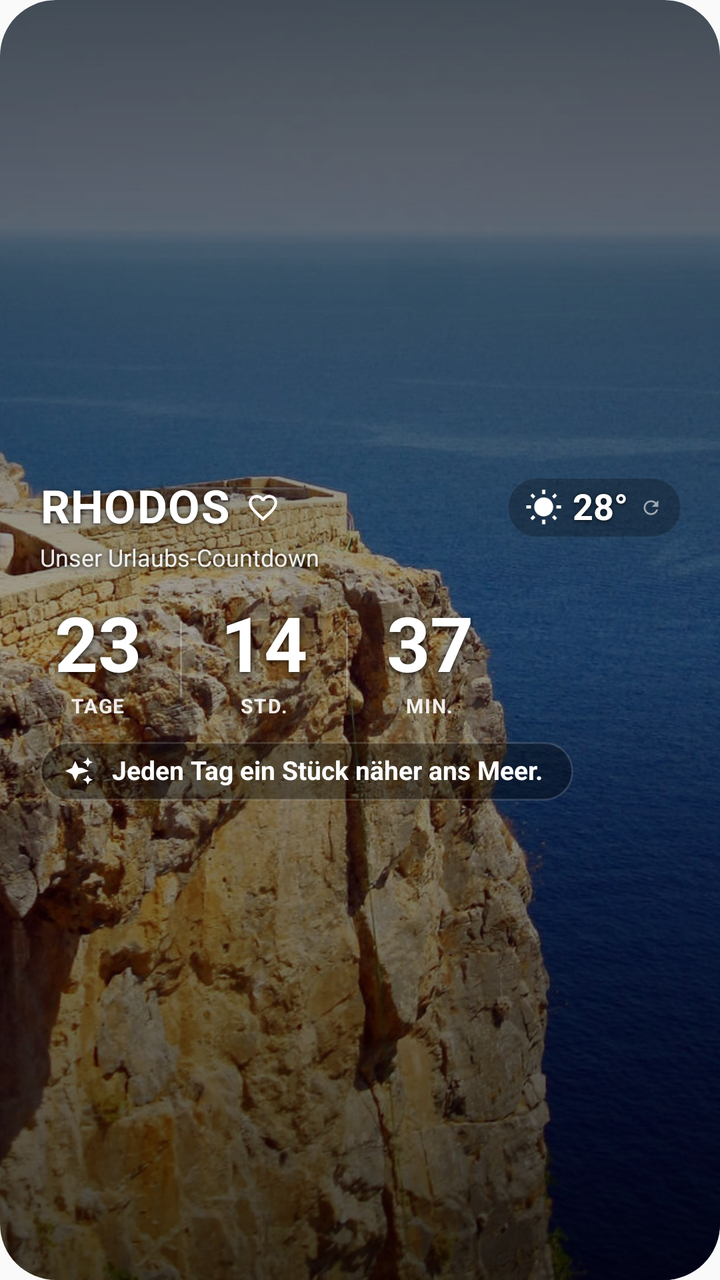
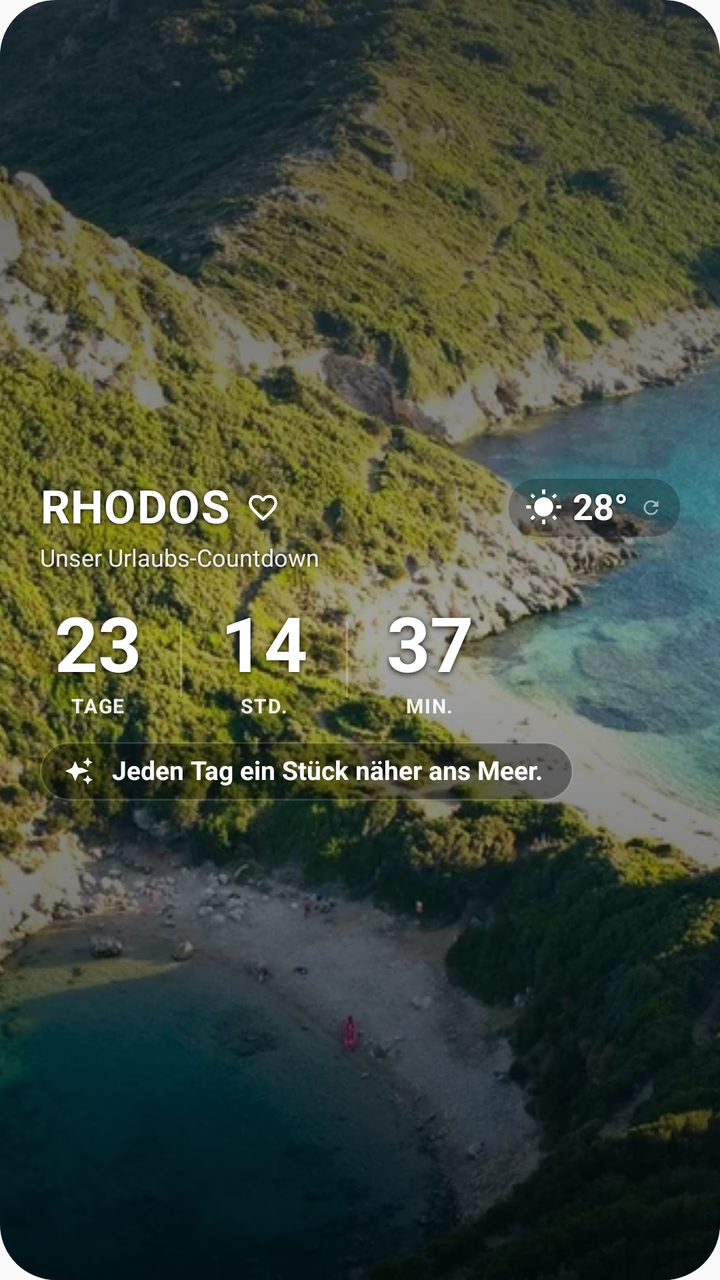

Compare the two renders of this Android layout. The source of the first and the diff that turns it into the second are given below.
<!-- AndroidManifest.xml: application theme Theme.RhodosWidget -->
<!-- res/layout/rhodos_countdown_widget_large.xml -->
<?xml version="1.0" encoding="utf-8"?>
<FrameLayout xmlns:android="http://schemas.android.com/apk/res/android"
    android:id="@+id/widget_root"
    android:layout_width="match_parent"
    android:layout_height="match_parent"
    android:background="@drawable/widget_rhodos_background"
    android:clipToOutline="true">

    <ImageView
        android:id="@+id/widget_background_image"
        android:layout_width="match_parent"
        android:layout_height="match_parent"
        android:contentDescription="@string/widget_background_description"
        android:scaleType="centerCrop"
        android:src="@drawable/rhodos_lindos" />

    <LinearLayout
        android:layout_width="match_parent"
        android:layout_height="match_parent"
        android:background="@drawable/widget_readability_overlay_4x2"
        android:gravity="center_vertical"
        android:orientation="vertical"
        android:paddingLeft="20dp"
        android:paddingTop="14dp"
        android:paddingRight="20dp"
        android:paddingBottom="14dp">

        
        <LinearLayout
            android:layout_width="match_parent"
            android:layout_height="wrap_content"
            android:gravity="center_vertical"
            android:orientation="horizontal">

            <TextView
                android:id="@+id/widget_large_title"
                android:layout_width="wrap_content"
                android:layout_height="wrap_content"
                android:includeFontPadding="false"
                android:letterSpacing="0.02"
                android:shadowColor="#CC000000"
                android:shadowDx="0"
                android:shadowDy="1"
                android:shadowRadius="6"
                android:text="@string/widget_large_title"
                android:textColor="@android:color/white"
                android:textSize="23sp"
                android:textStyle="bold" />

            <ImageView
                android:id="@+id/widget_heart"
                android:layout_width="17dp"
                android:layout_height="17dp"
                android:layout_marginLeft="8dp"
                android:contentDescription="@string/widget_favorite_description"
                android:src="@drawable/ic_heart_outline" />

            <TextView
                android:layout_width="0dp"
                android:layout_height="wrap_content"
                android:layout_weight="1"
                android:text="" />

            <LinearLayout
                android:id="@+id/widget_weather_pill"
                android:layout_width="wrap_content"
                android:layout_height="wrap_content"
                android:background="@drawable/widget_weather_pill_background"
                android:gravity="center_vertical"
                android:orientation="horizontal"
                android:paddingLeft="8dp"
                android:paddingTop="4dp"
                android:paddingRight="9dp"
                android:paddingBottom="4dp">

                <ImageView
                    android:id="@+id/widget_weather_icon"
                    android:layout_width="19dp"
                    android:layout_height="19dp"
                    android:layout_marginRight="5dp"
                    android:contentDescription="@string/widget_weather_description"
                    android:src="@drawable/ic_sun" />

                <TextView
                    android:id="@+id/widget_weather_temp"
                    android:layout_width="wrap_content"
                    android:layout_height="wrap_content"
                    android:includeFontPadding="false"
                    android:shadowColor="#CC000000"
                    android:shadowDx="0"
                    android:shadowDy="1"
                    android:shadowRadius="5"
                    android:text="@string/widget_weather_temp"
                    android:textColor="@android:color/white"
                    android:textSize="18sp"
                    android:textStyle="bold" />

                <ImageView
                    android:id="@+id/widget_refresh_icon"
                    android:layout_width="11dp"
                    android:layout_height="11dp"
                    android:layout_marginLeft="6dp"
                    android:alpha="0.58"
                    android:contentDescription="@string/widget_refresh_description"
                    android:src="@drawable/ic_refresh_subtle" />
            </LinearLayout>
        </LinearLayout>

        <TextView
            android:id="@+id/widget_subtitle"
            android:layout_width="wrap_content"
            android:layout_height="wrap_content"
            android:layout_marginTop="2dp"
            android:shadowColor="#CC000000"
            android:shadowDx="0"
            android:shadowDy="1"
            android:shadowRadius="6"
            android:text="@string/widget_subtitle"
            android:textColor="#E6FFFFFF"
            android:textSize="12sp" />

        
        <LinearLayout
            android:id="@+id/widget_countdown_row"
            android:layout_width="wrap_content"
            android:layout_height="wrap_content"
            android:layout_marginTop="14dp"
            android:gravity="center_vertical"
            android:orientation="horizontal">

            <LinearLayout
                android:layout_width="wrap_content"
                android:layout_height="wrap_content"
                android:gravity="center_horizontal"
                android:minWidth="58dp"
                android:orientation="vertical">

                <TextView
                    android:id="@+id/widget_days"
                    android:layout_width="wrap_content"
                    android:layout_height="wrap_content"
                    android:includeFontPadding="false"
                    android:maxLines="1"
                    android:shadowColor="#CC000000"
                    android:shadowDx="0"
                    android:shadowDy="2"
                    android:shadowRadius="7"
                    android:text="23"
                    android:textColor="@android:color/white"
                    android:textSize="38sp"
                    android:textStyle="bold" />

                <TextView
                    android:layout_width="wrap_content"
                    android:layout_height="wrap_content"
                    android:layout_marginTop="2dp"
                    android:includeFontPadding="false"
                    android:letterSpacing="0.06"
                    android:text="@string/widget_days_label"
                    android:textColor="#E6FFFFFF"
                    android:textSize="10sp"
                    android:textStyle="bold" />
            </LinearLayout>

            <ImageView
                android:layout_width="1dp"
                android:layout_height="38dp"
                android:layout_marginLeft="12dp"
                android:layout_marginRight="12dp"
                android:background="#40FFFFFF"
                android:contentDescription="@null" />

            <LinearLayout
                android:layout_width="wrap_content"
                android:layout_height="wrap_content"
                android:gravity="center_horizontal"
                android:minWidth="58dp"
                android:orientation="vertical">

                <TextView
                    android:id="@+id/widget_hours"
                    android:layout_width="wrap_content"
                    android:layout_height="wrap_content"
                    android:includeFontPadding="false"
                    android:maxLines="1"
                    android:shadowColor="#CC000000"
                    android:shadowDx="0"
                    android:shadowDy="2"
                    android:shadowRadius="7"
                    android:text="14"
                    android:textColor="@android:color/white"
                    android:textSize="38sp"
                    android:textStyle="bold" />

                <TextView
                    android:layout_width="wrap_content"
                    android:layout_height="wrap_content"
                    android:layout_marginTop="2dp"
                    android:includeFontPadding="false"
                    android:letterSpacing="0.06"
                    android:text="@string/widget_hours_label"
                    android:textColor="#E6FFFFFF"
                    android:textSize="10sp"
                    android:textStyle="bold" />
            </LinearLayout>

            <ImageView
                android:layout_width="1dp"
                android:layout_height="38dp"
                android:layout_marginLeft="12dp"
                android:layout_marginRight="12dp"
                android:background="#40FFFFFF"
                android:contentDescription="@null" />

            <LinearLayout
                android:layout_width="wrap_content"
                android:layout_height="wrap_content"
                android:gravity="center_horizontal"
                android:minWidth="58dp"
                android:orientation="vertical">

                <TextView
                    android:id="@+id/widget_minutes"
                    android:layout_width="wrap_content"
                    android:layout_height="wrap_content"
                    android:includeFontPadding="false"
                    android:maxLines="1"
                    android:shadowColor="#CC000000"
                    android:shadowDx="0"
                    android:shadowDy="2"
                    android:shadowRadius="7"
                    android:text="37"
                    android:textColor="@android:color/white"
                    android:textSize="38sp"
                    android:textStyle="bold" />

                <TextView
                    android:layout_width="wrap_content"
                    android:layout_height="wrap_content"
                    android:layout_marginTop="2dp"
                    android:includeFontPadding="false"
                    android:letterSpacing="0.06"
                    android:text="@string/widget_minutes_label"
                    android:textColor="#E6FFFFFF"
                    android:textSize="10sp"
                    android:textStyle="bold" />
            </LinearLayout>
        </LinearLayout>

        
        <TextView
            android:id="@+id/widget_arrival_message"
            android:layout_width="wrap_content"
            android:layout_height="wrap_content"
            android:layout_marginTop="12dp"
            android:includeFontPadding="false"
            android:shadowColor="#CC000000"
            android:shadowDx="0"
            android:shadowDy="2"
            android:shadowRadius="7"
            android:text="@string/widget_arrival_message"
            android:textColor="@android:color/white"
            android:textSize="27sp"
            android:textStyle="bold"
            android:visibility="gone" />

        
        <LinearLayout
            android:layout_width="wrap_content"
            android:layout_height="wrap_content"
            android:layout_marginTop="12dp"
            android:background="@drawable/widget_date_chip_background"
            android:gravity="center_vertical"
            android:orientation="horizontal"
            android:paddingLeft="12dp"
            android:paddingTop="7dp"
            android:paddingRight="15dp"
            android:paddingBottom="7dp">

            <ImageView
                android:layout_width="15dp"
                android:layout_height="15dp"
                android:layout_marginRight="9dp"
                android:contentDescription="@string/widget_phrase_description"
                android:src="@drawable/ic_sparkle" />

            <TextView
                android:id="@+id/widget_phrase_value"
                android:layout_width="wrap_content"
                android:layout_height="wrap_content"
                android:includeFontPadding="false"
                android:maxLines="1"
                android:text="@string/widget_phrase"
                android:textColor="@android:color/white"
                android:textSize="13sp"
                android:textStyle="bold" />
        </LinearLayout>
    </LinearLayout>
</FrameLayout>
<!-- resources referenced by this layout -->
<resources>
  <!-- drawable ic_refresh_subtle (drawable) -->
  <vector xmlns:android="http://schemas.android.com/apk/res/android"
      android:width="24dp"
      android:height="24dp"
      android:viewportWidth="24"
      android:viewportHeight="24">
      <path
          android:fillColor="#FFFFFFFF"
          android:pathData="M17.65,6.35C16.2,4.9 14.21,4 12,4c-4.42,0 -7.99,3.58 -7.99,8s3.57,8 7.99,8c3.73,0 6.84,-2.55 7.73,-6h-2.08c-0.82,2.33 -3.04,4 -5.65,4c-3.31,0 -6,-2.69 -6,-6s2.69,-6 6,-6c1.66,0 3.14,0.69 4.22,1.78L13,11h7V4z" />
  </vector>
  <!-- drawable ic_sparkle (drawable) -->
  <vector xmlns:android="http://schemas.android.com/apk/res/android"
      android:width="24dp"
      android:height="24dp"
      android:viewportWidth="24"
      android:viewportHeight="24">
      <path
          android:fillColor="#FFFFFFFF"
          android:pathData="M19,9l1.25,-2.75L23,5l-2.75,-1.25L19,1l-1.25,2.75L15,5l2.75,1.25L19,9zM11.5,9.5L9,4 6.5,9.5 1,12l5.5,2.5L9,20l2.5,-5.5L20,12l-5.5,-2.5zM19,15l-1.25,2.75L15,19l2.75,1.25L19,23l1.25,-2.75L23,19l-2.75,-1.25L19,15z" />
  </vector>
  <!-- drawable rhodos_lindos: jpg bitmap (drawable-nodpi, 307474 bytes) -->
  <!-- drawable widget_date_chip_background (drawable) -->
  <?xml version="1.0" encoding="utf-8"?>
  <shape xmlns:android="http://schemas.android.com/apk/res/android">
      <solid android:color="#59000000" />
      <corners android:radius="15dp" />
      <stroke
          android:width="1dp"
          android:color="#24FFFFFF" />
  </shape>
  <!-- drawable widget_readability_overlay_4x2 (drawable) -->
  <?xml version="1.0" encoding="utf-8"?>
  <layer-list xmlns:android="http://schemas.android.com/apk/res/android">
      <item>
          <shape>
              <corners android:radius="28dp" />
              <solid android:color="#26000000" />
          </shape>
      </item>
      <item>
          <shape>
              <corners android:radius="28dp" />
              <gradient
                  android:angle="270"
                  android:startColor="#99000000"
                  android:centerColor="#3D000000"
                  android:endColor="#B3000000"
                  android:type="linear" />
          </shape>
      </item>
  </layer-list>
  <!-- drawable widget_rhodos_background (drawable) -->
  <?xml version="1.0" encoding="utf-8"?>
  <shape xmlns:android="http://schemas.android.com/apk/res/android">
      <corners android:radius="28dp" />
      <gradient
          android:angle="135"
          android:centerColor="#3F86B5"
          android:endColor="#D58B4A"
          android:startColor="#174760"
          android:type="linear" />
  </shape>
  <!-- drawable widget_weather_pill_background (drawable) -->
  <?xml version="1.0" encoding="utf-8"?>
  <shape xmlns:android="http://schemas.android.com/apk/res/android">
      <solid android:color="#40000000" />
      <corners android:radius="14dp" />
  </shape>
  <string name="widget_arrival_message">Es ist soweit!</string>
  <string name="widget_background_description">Rhodos-Bild</string>
  <string name="widget_days_label">TAGE</string>
  <string name="widget_favorite_description">Favorit</string>
  <string name="widget_hours_label">STD.</string>
  <string name="widget_large_title">RHODOS</string>
  <string name="widget_minutes_label">MIN.</string>
  <string name="widget_phrase">Jeden Tag ein Stück näher ans Meer.</string>
  <string name="widget_phrase_description">Spruch des Tages</string>
  <string name="widget_refresh_description">Wetter aktualisieren</string>
  <string name="widget_subtitle">Unser Urlaubs-Countdown</string>
  <string name="widget_weather_description">Wetter</string>
  <string name="widget_weather_temp">28°</string>
  <style name="Theme.RhodosWidget" parent="android:Theme.Material.Light.NoActionBar" />
  <!-- unchanged entries left out for length: 2 -->
</resources>

<!-- the commit's change to res/layout/rhodos_countdown_widget_large.xml (unified diff, before → after) -->
@@ -12,7 +12,7 @@
         android:layout_height="match_parent"
         android:contentDescription="@string/widget_background_description"
         android:scaleType="centerCrop"
-        android:src="@drawable/rhodos_lindos" />
+        android:src="@drawable/prasonisi_rhodes_023" />
 
     <LinearLayout
         android:layout_width="match_parent"
@@ -264,6 +264,21 @@
             android:textStyle="bold"
             android:visibility="gone" />
 
+        <TextView
+            android:id="@+id/widget_vacation_subtitle"
+            android:layout_width="wrap_content"
+            android:layout_height="wrap_content"
+            android:layout_marginTop="4dp"
+            android:includeFontPadding="false"
+            android:shadowColor="#CC000000"
+            android:shadowDx="0"
+            android:shadowDy="1"
+            android:shadowRadius="5"
+            android:text="@string/widget_vacation_line2"
+            android:textColor="#E6FFFFFF"
+            android:textSize="15sp"
+            android:visibility="gone" />
+
         
         <LinearLayout
             android:layout_width="wrap_content"
<!-- resource entries referenced after the edit -->
@@ -20,7 +20,7 @@
           android:fillColor="#FFFFFFFF"
           android:pathData="M19,9l1.25,-2.75L23,5l-2.75,-1.25L19,1l-1.25,2.75L15,5l2.75,1.25L19,9zM11.5,9.5L9,4 6.5,9.5 1,12l5.5,2.5L9,20l2.5,-5.5L20,12l-5.5,-2.5zM19,15l-1.25,2.75L15,19l2.75,1.25L19,23l1.25,-2.75L23,19l-2.75,-1.25L19,15z" />
   </vector>
-  <!-- drawable rhodos_lindos: jpg bitmap (drawable-nodpi, 307474 bytes) -->
+  <!-- drawable prasonisi_rhodes_023: webp bitmap (drawable-nodpi, 195774 bytes) -->
   <!-- drawable widget_date_chip_background (drawable) -->
   <?xml version="1.0" encoding="utf-8"?>
   <shape xmlns:android="http://schemas.android.com/apk/res/android">
@@ -79,6 +79,7 @@
   <string name="widget_phrase_description">Spruch des Tages</string>
   <string name="widget_refresh_description">Wetter aktualisieren</string>
   <string name="widget_subtitle">Unser Urlaubs-Countdown</string>
+  <string name="widget_vacation_line2">Genießt jeden Augenblick.</string>
   <string name="widget_weather_description">Wetter</string>
   <string name="widget_weather_temp">28°</string>
   <style name="Theme.RhodosWidget" parent="android:Theme.Material.Light.NoActionBar" />
